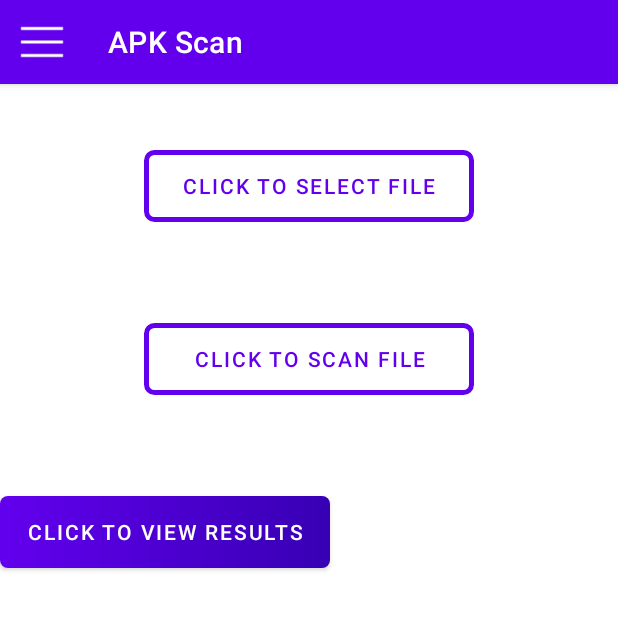
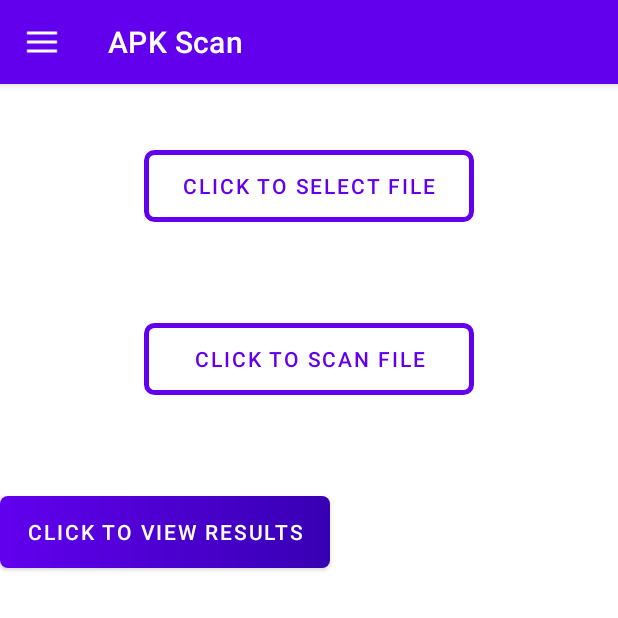
Before and after one commit to phanvankhanh21082002/do_an_moi_2-6, an Android app: the ScanAPK screen opened directly, with no data from a screen before it, on a phone screen of 412 x 824 dp, the top half of it. Run offline under Robolectric (Android 15) with nearby library versions, the phone set to English and light mode, and no system bars; libraries missing offline, so code that uses them is left out: com.github.angads25.filepicker.

Commit message:
Committed and push on branch. Update new frontend attributes.

```diff
--- a/app/src/main/res/layout/fragment_apk_scan.xml
+++ b/app/src/main/res/layout/fragment_apk_scan.xml
@@ -16,7 +16,7 @@
             android:layout_width="match_parent"
             android:layout_height="?attr/actionBarSize"
             android:background="?attr/colorPrimary"
-            app:navigationIcon="@drawable/ic_menu_squwhite"
+            app:navigationIcon="@drawable/ic_menux24"
             app:popupTheme="@style/ThemeOverlay.AppCompat.Light" />
     </com.google.android.material.appbar.AppBarLayout>
 
```
Also changed, not shown: app/src/main/res/drawable/ic_menu_squwhite.png (deleted), app/src/main/res/drawable/ic_menux24.png (added).
